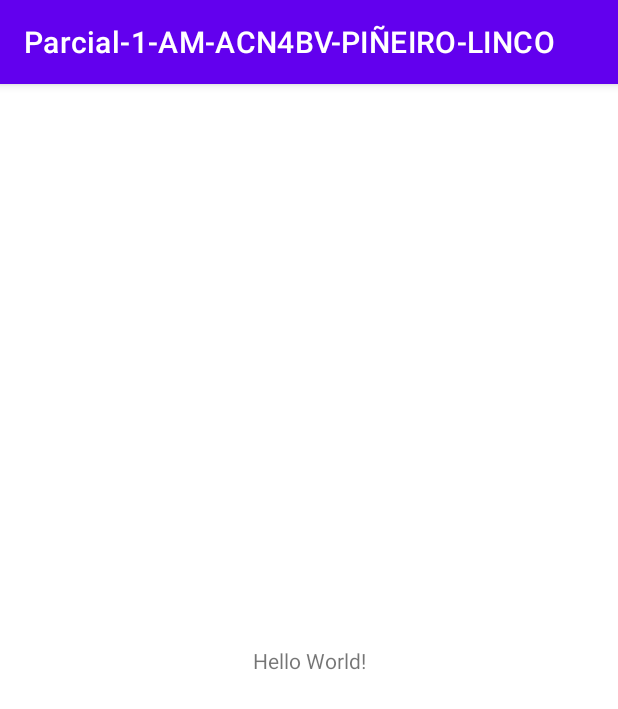
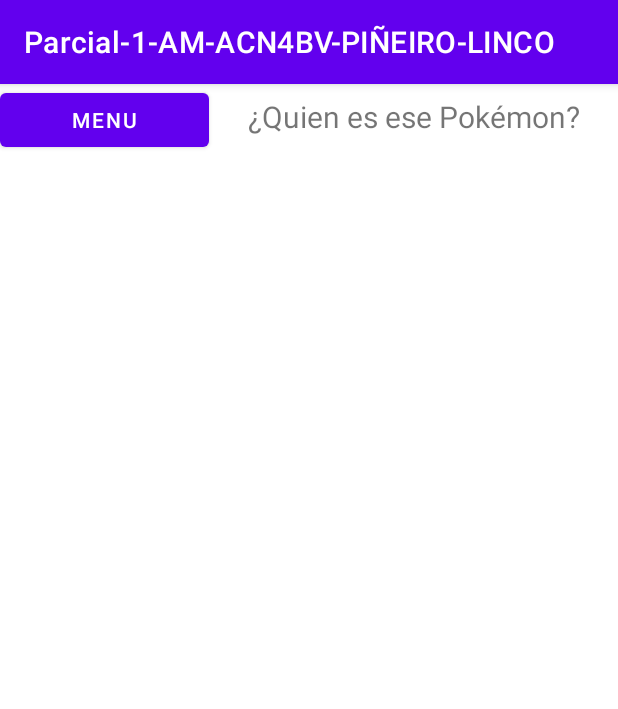
Before and after one commit to Felty99/Parcial-1-AM-ACN4BV-PINEIRO-LINCO, an Android app: the screen it shows after launch (MainActivity), on a phone screen of 412 x 824 dp. Shown: the top 709 px of the screen. Run offline under Robolectric (Android 15) with nearby library versions, the phone set to English and light mode, and no system bars.

```diff
--- a/app/src/main/res/layout/activity_main.xml
+++ b/app/src/main/res/layout/activity_main.xml
@@ -2,17 +2,35 @@
 <androidx.constraintlayout.widget.ConstraintLayout xmlns:android="http://schemas.android.com/apk/res/android"
     xmlns:app="http://schemas.android.com/apk/res-auto"
     xmlns:tools="http://schemas.android.com/tools"
+    android:id="@+id/header"
     android:layout_width="match_parent"
     android:layout_height="match_parent"
     tools:context=".MainActivity">
 
-    <TextView
-        android:layout_width="wrap_content"
-        android:layout_height="wrap_content"
-        android:text="Hello World!"
-        app:layout_constraintBottom_toBottomOf="parent"
+
+    <LinearLayout
+        android:id="@+id/linearLayout2"
+        android:layout_width="0dp"
+        android:layout_height="50dp"
+        android:orientation="horizontal"
         app:layout_constraintEnd_toEndOf="parent"
         app:layout_constraintStart_toStartOf="parent"
-        app:layout_constraintTop_toTopOf="parent" />
+        app:layout_constraintTop_toTopOf="parent">
 
+        <Button
+            android:id="@+id/btMenu"
+            android:layout_width="wrap_content"
+            android:layout_height="wrap_content"
+            android:layout_weight="1"
+            android:text="Menu" />
+
+        <TextView
+            android:id="@+id/textView2"
+            android:layout_width="wrap_content"
+            android:layout_height="wrap_content"
+            android:layout_weight="1"
+            android:text="¿Quien es ese Pokémon?"
+            android:textAlignment="center"
+            android:textSize="20dp" />
+    </LinearLayout>
 </androidx.constraintlayout.widget.ConstraintLayout>
--- a/app/src/main/res/values/colors.xml
+++ b/app/src/main/res/values/colors.xml
@@ -1,10 +1,12 @@
 <?xml version="1.0" encoding="utf-8"?>
 <resources>
-    <color name="purple_200">#FFBB86FC</color>
+    <color name="purple_200">#FC8686</color>
     <color name="purple_500">#FF6200EE</color>
     <color name="purple_700">#FF3700B3</color>
     <color name="teal_200">#FF03DAC5</color>
     <color name="teal_700">#FF018786</color>
     <color name="black">#FF000000</color>
     <color name="white">#FFFFFFFF</color>
+    <color name="pokemon_red">#FFA60F0F</color>
+    <color name="pokemon_blue">#3F51B5</color>
 </resources>
--- a/app/src/main/res/values/strings.xml
+++ b/app/src/main/res/values/strings.xml
@@ -1,3 +1,7 @@
 <resources>
     <string name="app_name">Parcial-1-AM-ACN4BV-PIÑEIRO-LINCO</string>
+    <string name="nombre_app">¿Quién es ese Pokémon?</string>
+    <string name="btEnviar">Enviar respuesta</string>
+    <string name="btMenu">Menu</string>
+    <string name="btEnviar">Enviar respuesta</string>
 </resources>
```
Also changed, not shown: app/src/main/res/drawable-anydpi/ic_action_name.xml (added, +11 -0 lines), app/src/main/res/drawable-hdpi/ic_action_name.png (added), app/src/main/res/drawable-mdpi/ic_action_name.png (added), app/src/main/res/drawable-xhdpi/ic_action_name.png (added), app/src/main/res/drawable-xxhdpi/ic_action_name.png (added).
